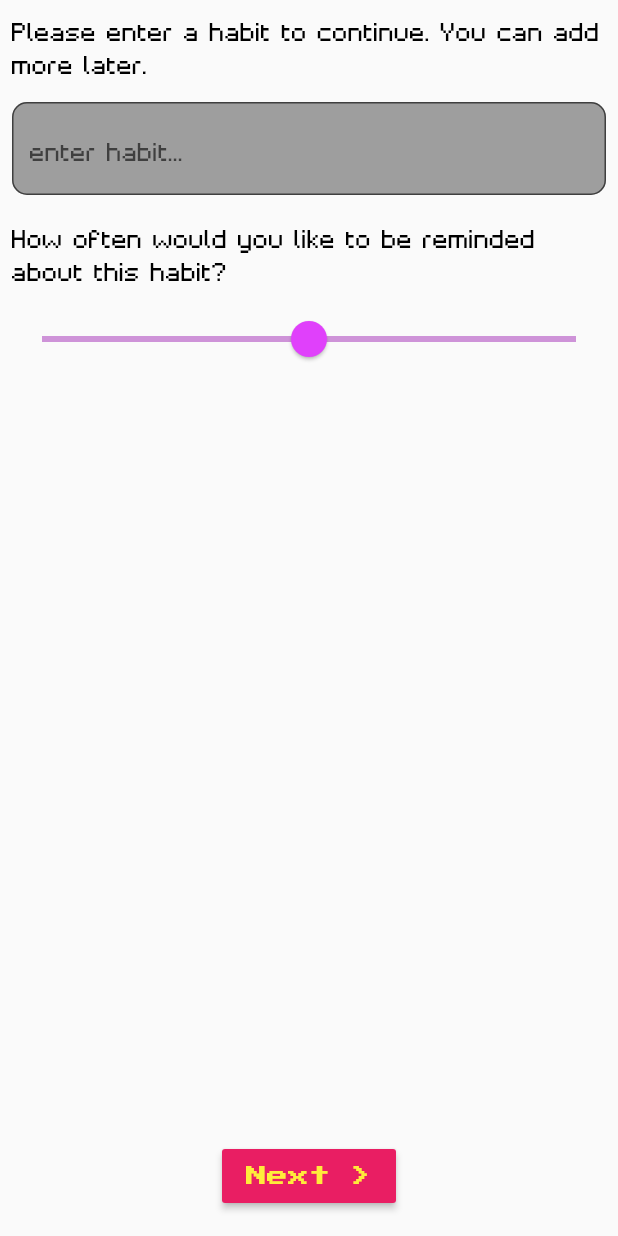
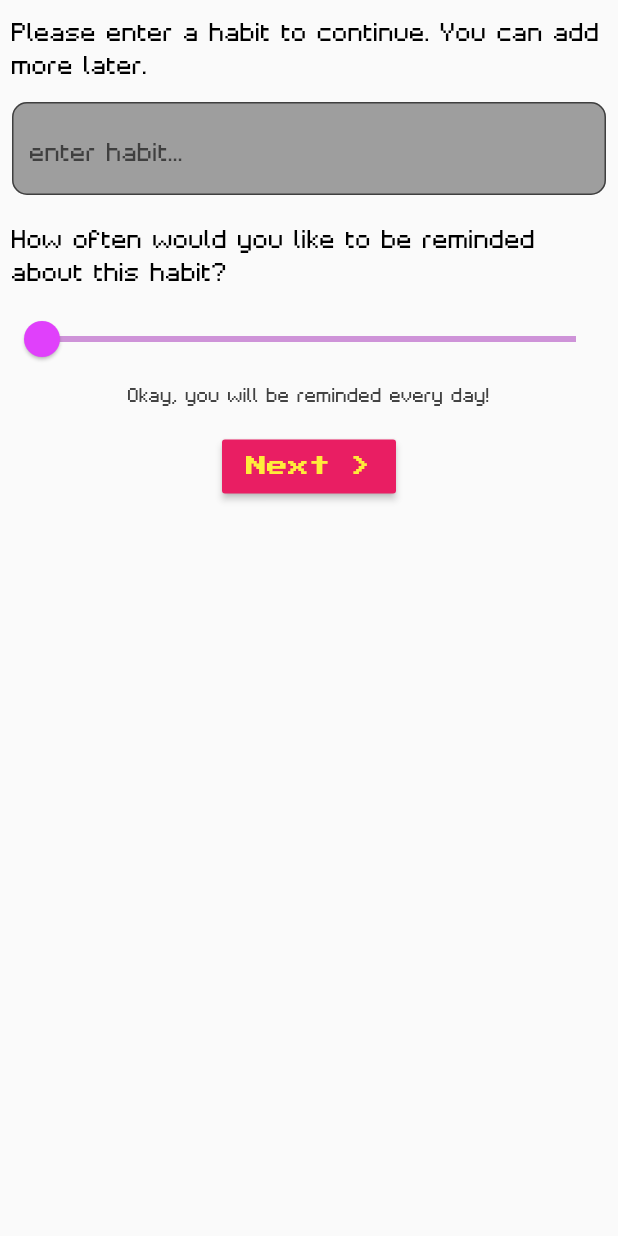
Before and after one commit to HMelesi/needy-new, a Flutter app: the MyCustomForm widget shown alone on an empty page, opened directly, on a phone screen of 412 x 824 dp. Run offline on Flutter 3.47's test engine with Material 2 defaults, Android fonts, the phone set to English and light mode, and no system bars; our stand-ins replace carousel_slider, cloud_firestore, firebase_auth, firebase_messaging, syncfusion_flutter_charts; missing offline and left inert: background_fetch, dart:ffi; accounts and stored records are empty.

Commit message:
Freq slider (#47)
* changed frequency limit to 7 days, fixed labels on slider

* changed min value to 1

```diff
--- a/lib/NewHabit.dart
+++ b/lib/NewHabit.dart
@@ -61,7 +61,7 @@ class MyCustomFormState extends State<MyCustomForm> {
   final String userId;
   final String name;
   final String goalName;
-  double _frequency = 5.0;
+  double _frequency = 1.0;
   final _formKey = GlobalKey<FormState>();
   final newHabitController = TextEditingController();
   final dbRef = Firestore.instance;
@@ -143,11 +143,11 @@ class MyCustomFormState extends State<MyCustomForm> {
               ),
             ),
             child: Slider(
-              min: 0,
-              max: 10,
+              min: 1,
+              max: 7,
               value: _frequency,
-              divisions: 10,
-              label: '$_frequency',
+              divisions: 7,
+              label: '${_frequency.round()} days',
               onChanged: (value) {
                 setState(() {
                   _frequency = value;
@@ -155,7 +155,23 @@ class MyCustomFormState extends State<MyCustomForm> {
               },
             ),
           ),
-          Spacer(),
+          (_frequency == 1.0)
+              ? Text(
+                  'Okay, you will be reminded every day!',
+                  style: TextStyle(
+                    fontFamily: 'Pixelar',
+                    fontSize: 18,
+                    color: Colors.grey[800],
+                  ),
+                )
+              : Text(
+                  'Okay, you will be reminded every ${_frequency.round()} days!',
+                  style: TextStyle(
+                    fontFamily: 'Pixelar',
+                    fontSize: 18,
+                    color: Colors.grey[800],
+                  ),
+                ),
           Padding(
             padding: const EdgeInsets.all(16.0),
             child: RaisedButton(
```
